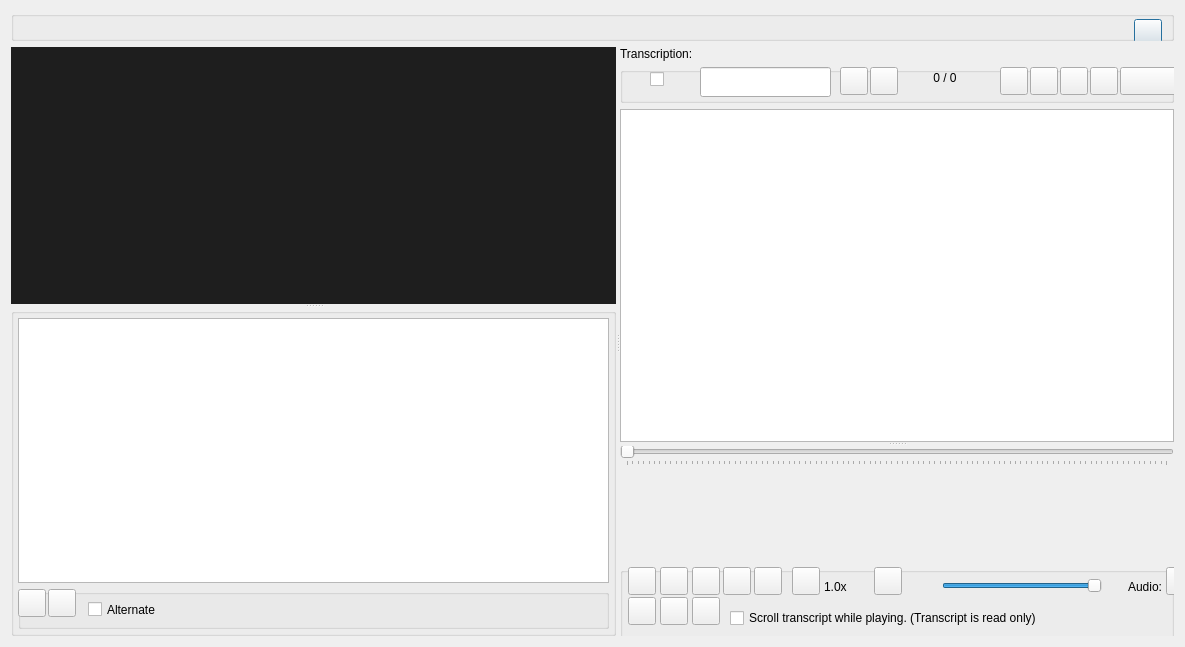
Qt form src/GUI_UIs/ui_dialog_view_av.ui (ccbogel/QualCoder) before a commit.
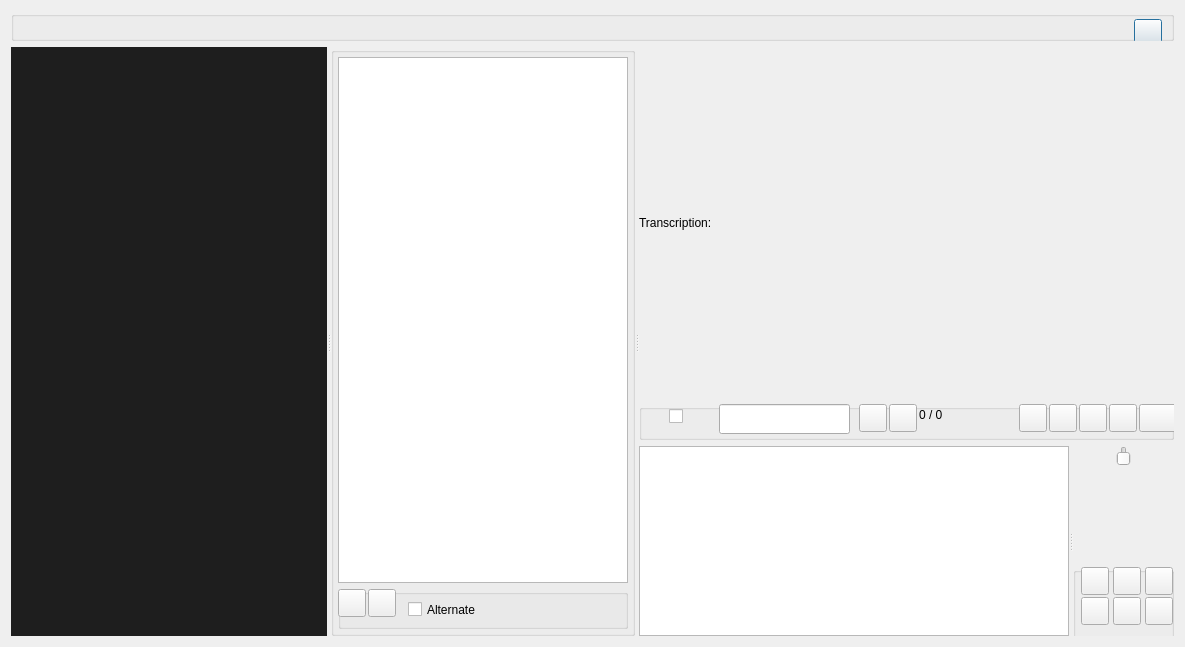
The same form after that commit. Custom widgets are drawn as their Qt base class.

What changed in the file:
```diff
--- a/src/GUI_UIs/ui_dialog_view_av.ui
+++ b/src/GUI_UIs/ui_dialog_view_av.ui
@@ -96,9 +96,6 @@
    </item>
    <item>
     <widget class="QSplitter" name="splitter_v">
-     <property name="orientation">
-      <enum>Qt::Orientation::Horizontal</enum>
-     </property>
      <property name="childrenCollapsible">
       <bool>false</bool>
      </property>
@@ -106,9 +103,6 @@
       <layout class="QVBoxLayout" name="leftLayout">
        <item>
         <widget class="QSplitter" name="splitter_left">
-         <property name="orientation">
-          <enum>Qt::Orientation::Vertical</enum>
-         </property>
          <widget class="QFrame" name="frame_video">
           <property name="minimumSize">
            <size>
@@ -120,10 +114,7 @@
            <string notr="true">background-color: rgb(30, 30, 30);</string>
           </property>
           <property name="frameShape">
-           <enum>QFrame::Shape::NoFrame</enum>
-          </property>
-          <property name="frameShadow">
-           <enum>QFrame::Shadow::Plain</enum>
+           <enum>QFrame::NoFrame</enum>
           </property>
          </widget>
          <widget class="QGroupBox" name="groupBox_snippets">
@@ -328,16 +319,13 @@
            <bool>false</bool>
           </property>
           <property name="frameShape">
-           <enum>QFrame::Shape::Box</enum>
+           <enum>QFrame::NoFrame</enum>
           </property>
           <property name="lineWidth">
            <number>0</number>
           </property>
           <property name="text">
-           <string />
-          </property>
-          <property name="alignment">
-           <set>Qt::AlignmentFlag::AlignRight|Qt::AlignmentFlag::AlignTrailing|Qt::AlignmentFlag::AlignVCenter</set>
+           <string/>
           </property>
           <property name="wordWrap">
            <bool>true</bool>
@@ -371,9 +359,6 @@
           <property name="text">
            <string>0 / 0</string>
           </property>
-          <property name="alignment">
-           <set>Qt::AlignmentFlag::AlignCenter</set>
-          </property>
          </widget>
          <widget class="QPushButton" name="pushButton_insert_timestamp">
           <property name="geometry">
@@ -456,9 +441,6 @@
        </item>
        <item>
         <widget class="QSplitter" name="splitter_write">
-         <property name="orientation">
-          <enum>Qt::Orientation::Vertical</enum>
-         </property>
          <widget class="QWidget" name="widget_transcript">
           <layout class="QHBoxLayout" name="transcriptLayout">
            <property name="spacing">
@@ -540,11 +522,8 @@
              <property name="value">
               <number>0</number>
              </property>
-             <property name="orientation">
-              <enum>Qt::Orientation::Horizontal</enum>
-             </property>
              <property name="tickPosition">
-              <enum>QSlider::TickPosition::TicksBelow</enum>
+              <enum>QSlider::NoTicks</enum>
              </property>
              <property name="tickInterval">
               <number>10</number>
@@ -578,9 +557,6 @@
              </item>
              <item>
               <spacer name="timeSpacer">
-               <property name="orientation">
-                <enum>Qt::Orientation::Horizontal</enum>
-               </property>
                <property name="sizeHint" stdset="0">
                 <size>
                  <width>40</width>
@@ -661,9 +637,6 @@
               <property name="value">
                <number>100</number>
               </property>
-              <property name="orientation">
-               <enum>Qt::Orientation::Horizontal</enum>
-              </property>
              </widget>
              <widget class="QLabel" name="label_volume">
               <property name="geometry">
@@ -678,10 +651,7 @@
                <string>&lt;html&gt;&lt;head/&gt;&lt;body&gt;&lt;p&gt;Volume&lt;/p&gt;&lt;/body&gt;&lt;/html&gt;</string>
               </property>
               <property name="text">
-               <string />
-              </property>
-              <property name="alignment">
-               <set>Qt::AlignmentFlag::AlignRight|Qt::AlignmentFlag::AlignTrailing|Qt::AlignmentFlag::AlignVCenter</set>
+               <string/>
               </property>
              </widget>
              <widget class="QComboBox" name="comboBox_tracks">
@@ -706,9 +676,6 @@
               <property name="text">
                <string>Audio:</string>
               </property>
-              <property name="alignment">
-               <set>Qt::AlignmentFlag::AlignRight|Qt::AlignmentFlag::AlignTrailing|Qt::AlignmentFlag::AlignVCenter</set>
-              </property>
              </widget>
              <widget class="QCheckBox" name="checkBox_scroll_transcript">
               <property name="geometry">
```
Left out of the diff: 111 changed lines with no effect on the pictures.
